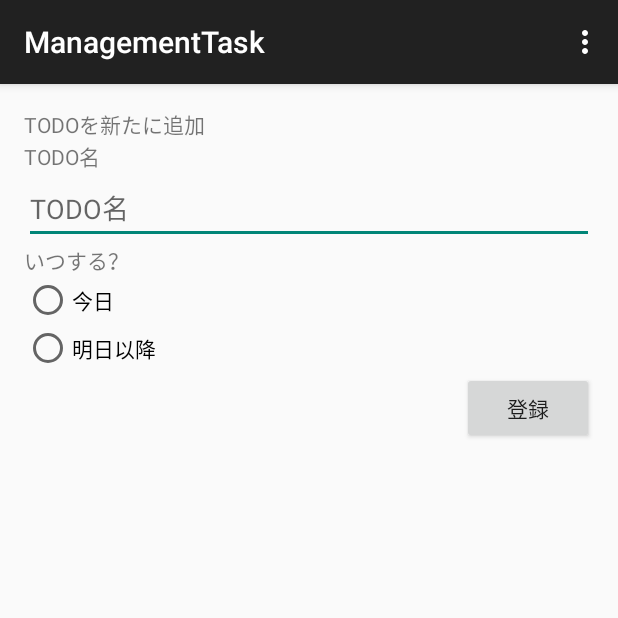
After one commit to asoVEC/ShuDo, an Android app: the AddTaskActivity screen opened directly, with no data from a screen before it, on a phone screen of 412 x 824 dp, the top half of it. The commit adds this screen. Run offline under Robolectric (Android 15) with nearby library versions, the phone set to English and light mode, and no system bars.

Commit message:
#4　画面追加

```diff
--- a/app/src/main/AndroidManifest.xml
+++ b/app/src/main/AndroidManifest.xml
@@ -24,6 +24,10 @@
             android:name=".TutorialActivity"
             android:label="@string/title_activity_tutorial" >
         </activity>
+        <activity
+            android:name=".AddTaskActivity"
+            android:label="@string/title_activity_management_task" >
+        </activity>
     </application>
 
 </manifest>
--- /dev/null
+++ b/app/src/main/java/vegy/aso/ac/jp/shudo/AddTaskActivity.java
@@ -0,0 +1,42 @@
+package vegy.aso.ac.jp.shudo;
+
+import android.support.v7.app.ActionBarActivity;
+import android.os.Bundle;
+import android.view.Menu;
+import android.view.MenuItem;
+//todo
+//タスクの登録
+//日付情報の登録（今日or明日以降)
+
+public class AddTaskActivity extends BaseActivity{
+
+    @Override
+    protected void onCreate(Bundle savedInstanceState) {
+        super.onCreate(savedInstanceState);
+        setContentView(R.layout.activity_add_task);
+
+
+    }
+
+    @Override
+    public boolean onCreateOptionsMenu(Menu menu) {
+        // Inflate the menu; this adds items to the action bar if it is present.
+        getMenuInflater().inflate(R.menu.menu_management_task, menu);
+        return true;
+    }
+
+    @Override
+    public boolean onOptionsItemSelected(MenuItem item) {
+        // Handle action bar item clicks here. The action bar will
+        // automatically handle clicks on the Home/Up button, so long
+        // as you specify a parent activity in AndroidManifest.xml.
+        int id = item.getItemId();
+
+        //noinspection SimplifiableIfStatement
+        if (id == R.id.action_settings) {
+            return true;
+        }
+
+        return super.onOptionsItemSelected(item);
+    }
+}
--- a/app/src/main/java/vegy/aso/ac/jp/shudo/MainActivity.java
+++ b/app/src/main/java/vegy/aso/ac/jp/shudo/MainActivity.java
@@ -25,6 +25,7 @@ public class MainActivity extends BaseActivity{
             transit(TutorialActivity.class, 0);
 
         }
+
     }
 
 
--- a/app/src/main/java/vegy/aso/ac/jp/shudo/TaskListActivity.java
+++ b/app/src/main/java/vegy/aso/ac/jp/shudo/TaskListActivity.java
@@ -1,6 +1,7 @@
 package vegy.aso.ac.jp.shudo;
 
 import android.os.Bundle;
+import android.widget.Button;
 
 public class TaskListActivity extends BaseActivity{
 
@@ -8,6 +9,8 @@ public class TaskListActivity extends BaseActivity{
     protected void onCreate(Bundle savedInstanceState) {
         super.onCreate(savedInstanceState);
         setContentView(R.layout.activity_task_list);
+
+        //明日以降か今日で場合け
     }
 
 
--- /dev/null
+++ b/app/src/main/res/layout/activity_add_task.xml
@@ -0,0 +1,62 @@
+<RelativeLayout xmlns:android="http://schemas.android.com/apk/res/android"
+    xmlns:tools="http://schemas.android.com/tools" android:layout_width="match_parent"
+    android:layout_height="match_parent" android:paddingLeft="@dimen/activity_horizontal_margin"
+    android:paddingRight="@dimen/activity_horizontal_margin"
+    android:paddingTop="@dimen/activity_vertical_margin"
+    android:paddingBottom="@dimen/activity_vertical_margin"
+    tools:context="vegy.aso.ac.jp.shudo.AddTaskActivity">
+
+    <LinearLayout
+        android:orientation="vertical"
+        android:layout_width="match_parent"
+        android:layout_height="match_parent"
+        android:layout_centerHorizontal="true"
+        android:layout_alignParentTop="true">
+
+        <TextView
+            android:layout_width="wrap_content"
+            android:layout_height="wrap_content"
+            android:text="@string/top_activity_addtask"
+            android:id="@+id/textView" />
+
+        <TextView
+            android:layout_width="wrap_content"
+            android:layout_height="wrap_content"
+            android:text="@string/todo_activity_addtask"
+            android:id="@+id/textView2" />
+
+        <EditText
+            android:layout_width="match_parent"
+            android:layout_height="wrap_content"
+            android:id="@+id/editText"
+            android:hint="TODO名"/>
+
+        <TextView
+            android:layout_width="wrap_content"
+            android:layout_height="wrap_content"
+            android:text="@string/when_activity_addtask"
+            android:id="@+id/textView3" />
+
+        <RadioButton
+            android:layout_width="wrap_content"
+            android:layout_height="wrap_content"
+            android:text="@string/today_activity_addtask"
+            android:id="@+id/radioButton"
+            android:checked="false" />
+
+        <RadioButton
+            android:layout_width="wrap_content"
+            android:layout_height="wrap_content"
+            android:text="@string/tomorrow_activity_addtask"
+            android:id="@+id/radioButton2"
+            android:checked="false" />
+
+        <Button
+            android:layout_width="wrap_content"
+            android:layout_height="wrap_content"
+            android:text="@string/signup_activity_addtask"
+            android:id="@+id/button3"
+            android:layout_gravity="right" />
+
+    </LinearLayout>
+</RelativeLayout>
--- a/app/src/main/res/layout/activity_main.xml
+++ b/app/src/main/res/layout/activity_main.xml
@@ -5,7 +5,8 @@
     android:paddingTop="@dimen/activity_vertical_margin"
     android:paddingBottom="@dimen/activity_vertical_margin" tools:context=".MainActivity">
 
-    <TextView android:text="@string/hello_world" android:layout_width="wrap_content"
-        android:layout_height="wrap_content" />
+    <TextView android:text="Main" android:layout_width="wrap_content"
+        android:layout_height="wrap_content"
+        />
 
 </RelativeLayout>
--- a/app/src/main/res/layout/activity_task_list.xml
+++ b/app/src/main/res/layout/activity_task_list.xml
@@ -8,6 +8,15 @@
 
     <TextView android:text="this is TaskListActivity" android:layout_width="wrap_content"
         android:layout_height="wrap_content"
-        />
+        android:id="@+id/textView4" />
+
+    <Button
+        android:layout_width="wrap_content"
+        android:layout_height="wrap_content"
+        android:text="AddTaskActivity"
+        android:id="@+id/button"
+        android:layout_below="@+id/textView4"
+        android:layout_centerHorizontal="true"
+        android:layout_marginTop="87dp" />
 
 </RelativeLayout>
--- a/app/src/main/res/layout/activity_tutorial.xml
+++ b/app/src/main/res/layout/activity_tutorial.xml
@@ -4,9 +4,11 @@
     android:paddingRight="@dimen/activity_horizontal_margin"
     android:paddingTop="@dimen/activity_vertical_margin"
     android:paddingBottom="@dimen/activity_vertical_margin"
-    tools:context="vegy.aso.ac.jp.shudo.TutorialActivity">
+    tools:context="vegy.aso.ac.jp.shudo.TutorialActivity"
+    android:id="@+id/tutorial">
 
-    <TextView android:text="@string/hello_world" android:layout_width="wrap_content"
-        android:layout_height="wrap_content" />
+    <TextView android:text="tutorial" android:layout_width="wrap_content"
+        android:layout_height="wrap_content"
+         />
 
 </RelativeLayout>
--- /dev/null
+++ b/app/src/main/res/menu/menu_management_task.xml
@@ -0,0 +1,7 @@
+<menu xmlns:android="http://schemas.android.com/apk/res/android"
+    xmlns:app="http://schemas.android.com/apk/res-auto"
+    xmlns:tools="http://schemas.android.com/tools"
+    tools:context="vegy.aso.ac.jp.shudo.AddTaskActivity">
+    <item android:id="@+id/action_settings" android:title="@string/action_settings"
+        android:orderInCategory="100" app:showAsAction="never" />
+</menu>
--- a/app/src/main/res/values/strings.xml
+++ b/app/src/main/res/values/strings.xml
@@ -5,4 +5,11 @@
     <string name="action_settings">Settings</string>
     <string name="title_activity_task_list">TaskListActivity</string>
     <string name="title_activity_tutorial">TutorialActivity</string>
+    <string name="title_activity_management_task">ManagementTask</string>
+    <string name="top_activity_addtask">TODOを新たに追加</string>
+    <string name="todo_activity_addtask">TODO名</string>
+    <string name="when_activity_addtask">いつする？</string>
+    <string name="today_activity_addtask">今日</string>
+    <string name="tomorrow_activity_addtask">明日以降</string>
+    <string name="signup_activity_addtask">登録</string>
 </resources>
```
Also changed, not shown: 1 other file.
